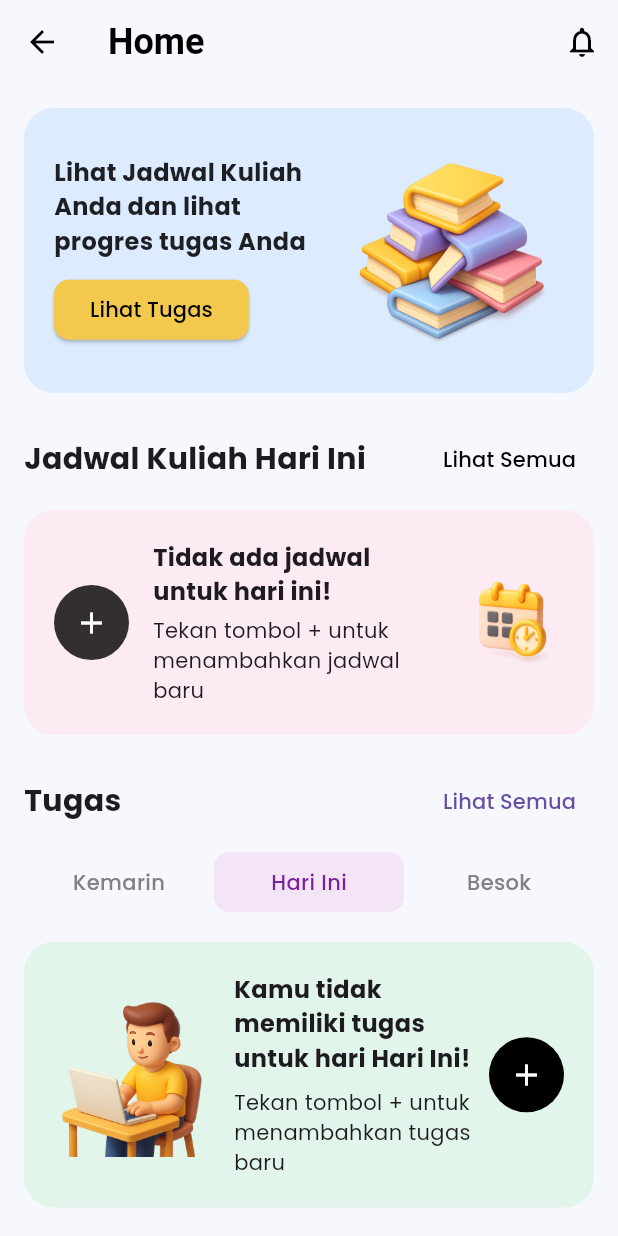
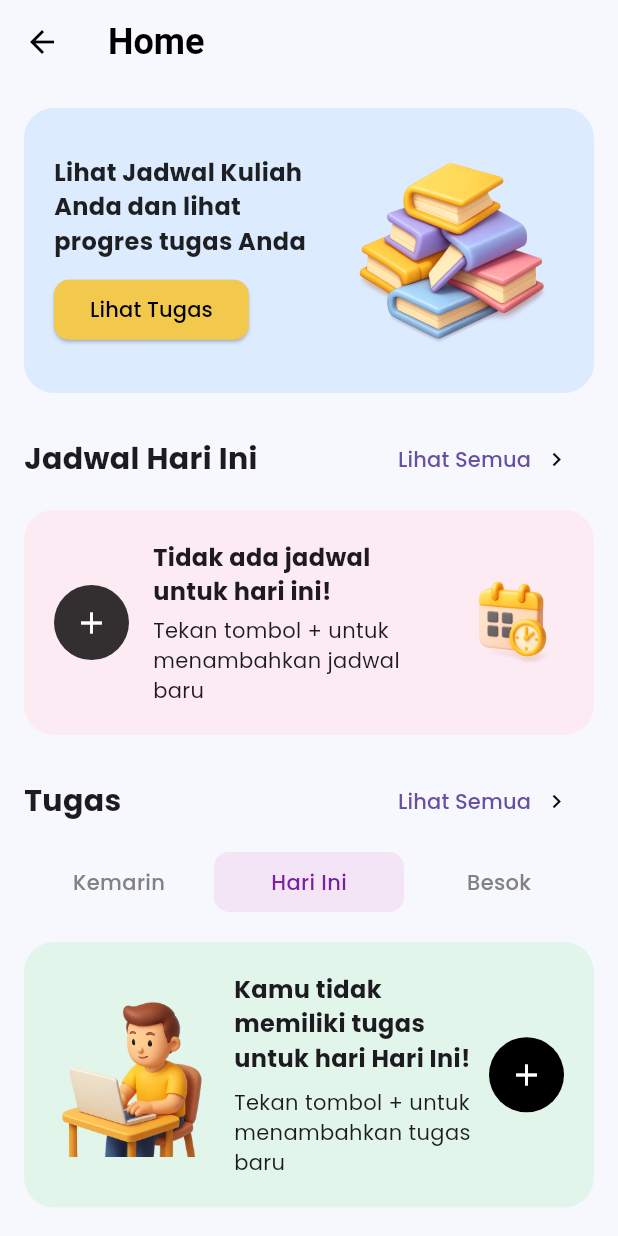
Before and after one commit to aftlah/UniTime, a Flutter app: the HomeScreen screen opened directly with empty values, on a phone screen of 412 x 824 dp. Run offline on Flutter 3.47's test engine with Material 3 defaults, Android fonts, the phone set to English and light mode, and no system bars; our stand-ins replace google_fonts, shared_preferences; missing offline and left inert: dart:ffi; accounts and stored records are empty.

Commit message:
fix: button lihat semua

```diff
--- a/lib/screens/home/home_screen.dart
+++ b/lib/screens/home/home_screen.dart
@@ -1,5 +1,3 @@
-// lib/screens/home/home_screen.dart (Kode Lengkap)
-
 import 'package:flutter/material.dart';
 import '../../utils/app_colors.dart';
 import 'widgets/courses_card.dart';
@@ -7,12 +5,11 @@ import 'widgets/schedule_card.dart';
 import 'widgets/tasks_section.dart';
 
 class HomeScreen extends StatelessWidget {
-  // 1. Tambahkan parameter fungsi callback untuk navigasi
   final VoidCallback onNavigateToTugas;
 
   const HomeScreen({
     super.key,
-    required this.onNavigateToTugas, // Jadikan required
+    required this.onNavigateToTugas,
   });
 
   @override
@@ -25,29 +22,25 @@ class HomeScreen extends StatelessWidget {
           'Home',
           style: TextStyle(color: Colors.black, fontWeight: FontWeight.bold),
         ),
-        actions: [
-          IconButton(
-            icon: const Icon(Icons.notifications_none, color: Colors.black),
-            onPressed: () {},
-          ),
-        ],
+        // actions: [
+        //   IconButton(
+        //     icon: const Icon(Icons.notifications_none, color: Colors.black),
+        //     onPressed: () {},
+        //   ),
+        // ],
       ),
       body: SingleChildScrollView(
         padding: const EdgeInsets.all(16.0),
         child: Column(
-          // Hapus 'const' dari Column ini
           crossAxisAlignment: CrossAxisAlignment.start,
           children: [
-            // 2. Teruskan fungsi callback ke CoursesCard
             CoursesCard(
               onLihatTugasTapped: onNavigateToTugas,
             ),
             const SizedBox(height: 20),
-            // Pastikan Anda memiliki widget ScheduleCard ini
-            const ScheduleCard(),
+            ScheduleCard(onLihatSemuaTapped: onNavigateToTugas),
             const SizedBox(height: 20),
-            // Pastikan Anda memiliki widget TasksSection ini
-            const TasksSection(),
+            TasksSection(onLihatSemuaTapped: onNavigateToTugas),
           ],
         ),
       ),
--- a/lib/screens/home/widgets/schedule_card.dart
+++ b/lib/screens/home/widgets/schedule_card.dart
@@ -1,3 +1,5 @@
+import 'dart:ffi';
+
 import 'package:flutter/material.dart';
 import 'package:unitime/models/schedule_model.dart';
 import 'package:unitime/services/schedule_service.dart';
@@ -6,7 +8,9 @@ import '../../../utils/app_colors.dart';
 import 'package:unitime/widgets/add_schedule_form.dart';
 
 class ScheduleCard extends StatefulWidget {
-  const ScheduleCard({super.key});
+
+  final VoidCallback onLihatSemuaTapped;
+  const ScheduleCard({super.key, required this.onLihatSemuaTapped});
 
   @override
   State<ScheduleCard> createState() => _ScheduleCardState();
@@ -66,18 +70,29 @@ class _ScheduleCardState extends State<ScheduleCard> {
       children: [
         Row(
           mainAxisAlignment: MainAxisAlignment.spaceBetween,
+          // children: [
+          //   const Text('Jadwal Kuliah Hari Ini',
+          //       style: TextStyle(fontSize: 20, fontWeight: FontWeight.bold)),
+          //   TextButton(
+          //     onPressed: () {
+          //       Navigator.push(
+          //           context,
+          //           MaterialPageRoute(
+          //               builder: (context) => const JadwalScreen()));
+          //     },
+          //     child: const Text('Lihat Semua',
+          //         style: TextStyle(color: Colors.black)),
+
+          //   ),
+          // ],
+
           children: [
-            const Text('Jadwal Kuliah Hari Ini',
+            const Text('Jadwal Hari Ini',
                 style: TextStyle(fontSize: 20, fontWeight: FontWeight.bold)),
-            TextButton(
-              onPressed: () {
-                Navigator.push(
-                    context,
-                    MaterialPageRoute(
-                        builder: (context) => const JadwalScreen()));
-              },
-              child: const Text('Lihat Semua',
-                  style: TextStyle(color: Colors.black)),
+            TextButton.icon(
+              onPressed: widget.onLihatSemuaTapped,
+              icon: const Text('Lihat Semua'),
+              label: const Icon(Icons.chevron_right, color: Colors.black),
             ),
           ],
         ),
--- a/lib/screens/home/widgets/tasks_section.dart
+++ b/lib/screens/home/widgets/tasks_section.dart
@@ -5,7 +5,12 @@ import 'package:unitime/services/tasks_service.dart';
 import '../../../utils/app_colors.dart';
 
 class TasksSection extends StatefulWidget {
-  const TasksSection({super.key});
+  final VoidCallback onLihatSemuaTapped;
+
+  const TasksSection({
+    super.key,
+    required this.onLihatSemuaTapped,
+  });
 
   @override
   State<TasksSection> createState() => _TasksSectionState();
@@ -55,12 +60,10 @@ class _TasksSectionState extends State<TasksSection> {
   }
 
   Future<void> _handleUpdateStatus(TugasModel task, bool isCompleted) async {
-
     final updatedTask =
         task.copyWith(status: isCompleted ? 'selesai' : 'berjalan');
 
     try {
-
       final success =
           await TugasService.updateTugas(task.id.toString(), updatedTask);
 
@@ -92,7 +95,15 @@ class _TasksSectionState extends State<TasksSection> {
           children: [
             const Text('Tugas',
                 style: TextStyle(fontSize: 20, fontWeight: FontWeight.bold)),
-            TextButton(onPressed: () {}, child: const Text('Lihat Semua')),
+            // TextButton(
+            //   onPressed: widget.onLihatSemuaTapped,
+            //   child: const Text('Lihat Semua'),
+            // ),
+            TextButton.icon(
+              onPressed: widget.onLihatSemuaTapped,
+              icon: const Text('Lihat Semua'),
+              label: const Icon(Icons.chevron_right, color: Colors.black),
+            ),
           ],
         ),
         const SizedBox(height: 10),
@@ -172,7 +183,6 @@ class _TasksSectionState extends State<TasksSection> {
     );
   }
 
-  // --- Widget ini sekarang menggunakan _handleUpdateStatus ---
   Widget _buildTaskItem(TugasModel tugas) {
     final deadlineFormatted = DateFormat('dd-MM-yyyy').format(tugas.deadline);
 
@@ -182,7 +192,6 @@ class _TasksSectionState extends State<TasksSection> {
       margin: const EdgeInsets.only(bottom: 12),
       padding: const EdgeInsets.symmetric(horizontal: 16, vertical: 12),
       decoration: BoxDecoration(
-        // Ubah warna/opacity jika sudah selesai
         color: isCompleted
             ? Colors.grey.withOpacity(0.5)
             : AppColors.cardGreen.withOpacity(0.7),
@@ -202,7 +211,6 @@ class _TasksSectionState extends State<TasksSection> {
                   style: TextStyle(
                     fontWeight: FontWeight.bold,
                     fontSize: 16,
-                    // Coret teks jika sudah selesai
                     decoration: isCompleted
                         ? TextDecoration.lineThrough
                         : TextDecoration.none,
@@ -273,8 +281,6 @@ class _TasksSectionState extends State<TasksSection> {
       height: 40,
       width: double.infinity,
       decoration: BoxDecoration(
-        // Anda bisa menambahkan sedikit latar belakang abu-abu di sini jika mau
-        // color: Colors.grey[200],
         borderRadius: BorderRadius.circular(10),
       ),
       child: LayoutBuilder(
@@ -284,7 +290,6 @@ class _TasksSectionState extends State<TasksSection> {
 
           return Stack(
             children: [
-              // Ini adalah indikator yang bergeser
               AnimatedPositioned(
                 duration: const Duration(milliseconds: 250),
                 curve: Curves.easeInOut,
@@ -294,13 +299,13 @@ class _TasksSectionState extends State<TasksSection> {
                   height: 40,
                   decoration: BoxDecoration(
                     color: AppColors
-                        .lightLavender, // Pastikan warna ini ada di app_colors.dart
+                        .lightLavender,
                     borderRadius: BorderRadius.circular(10),
                   ),
                 ),
               ),
 
-              // Ini adalah teks 'Kemarin', 'Hari Ini', 'Besok'
+              // Ini teks 'Kemarin', 'Hari Ini', 'Besok'
               Row(
                 children: _days.map((day) {
                   final bool isSelected = selectedDay == day;
@@ -318,9 +323,8 @@ class _TasksSectionState extends State<TasksSection> {
                           style: TextStyle(
                             fontWeight: FontWeight.w500,
                             color: isSelected
-                                ? AppColors.darkPurple // Pastikan warna ini ada
-                                : AppColors
-                                    .secondaryText, // Pastikan warna ini ada
+                                ? AppColors.darkPurple
+                                : AppColors.secondaryText,
                           ),
                         ),
                       ),
```
